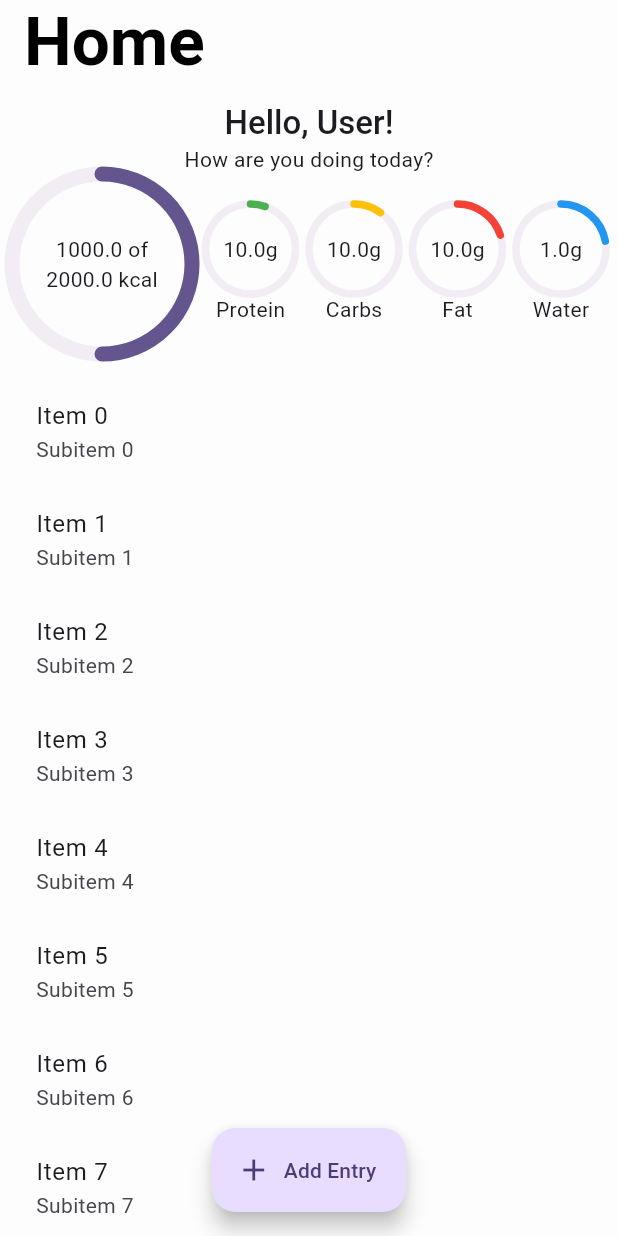
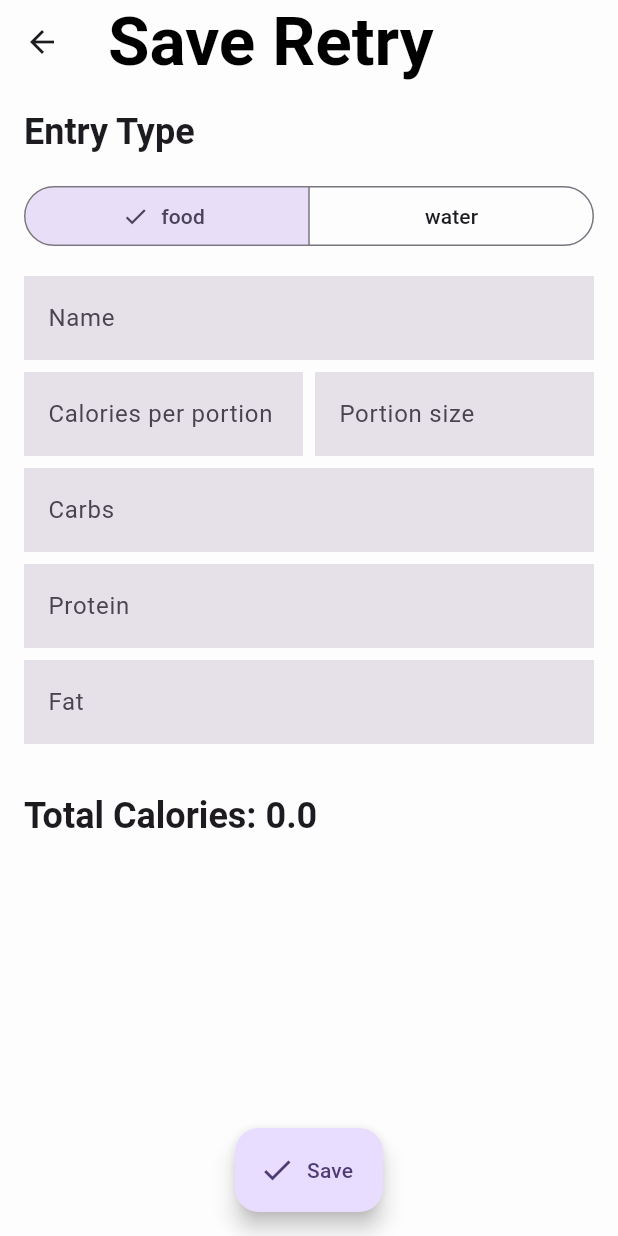
Before and after one commit to PedroSchwarz/tea_challenge, a Flutter app: the screen it shows after launch, after a tap on "Add Entry", on a phone screen of 412 x 824 dp. Run offline on Flutter 3.47's test engine with Material 3 defaults, Android fonts, the phone set to English and light mode, and no system bars; our stand-ins replace drift, drift_flutter, flutter_secure_storage, freezed_annotation, gap, get_it and 4 more; accounts and stored records are empty; generated files the repository leaves out were written again; statements that could not run were skipped.

Commit message:
Create entry form screen for water and food types with validation

```diff
--- a/lib/app/dependencies/locator.dart
+++ b/lib/app/dependencies/locator.dart
@@ -55,8 +55,14 @@ class MainLocator extends BaseServiceLocator {
     getIt.registerSingleton<FoodLocalDataSource>(FoodLocalDataSourceImpl(manager: getIt<FoodRecordManager>()));
     getIt.registerSingleton<WaterLocalDataSource>(WaterLocalDataSourceImpl(manager: getIt<WaterRecordManager>()));
     getIt.registerSingleton<FoodRecordRepository>(FoodRecordRepository(foodLocalDataSource: getIt<FoodLocalDataSource>()));
+    getIt.registerSingleton<WaterRecordRepository>(WaterRecordRepository(waterLocalDataSource: getIt<WaterLocalDataSource>()));
     getIt.registerFactory<HomeViewModel>(
       () => HomeViewModel(foodRecordRepository: getIt<FoodRecordRepository>(), userRepository: getIt<UserRepository>()),
     );
+
+    /// Entries Dependencies
+    getIt.registerFactory<CreateEntryViewModel>(
+      () => CreateEntryViewModel(foodRecordRepository: getIt<FoodRecordRepository>(), waterRecordRepository: getIt<WaterRecordRepository>()),
+    );
   }
 }
--- a/lib/app/theming/app_theme.dart
+++ b/lib/app/theming/app_theme.dart
@@ -19,6 +19,11 @@ class AppTheme {
       titleTextStyle: AppTypography.defaultTextTheme.displayMedium?.copyWith(color: Colors.black),
       backgroundColor: lightBackgroundColor,
     ),
+    inputDecorationTheme: const InputDecorationTheme(
+      border: InputBorder.none,
+      focusedBorder: OutlineInputBorder(borderSide: BorderSide(color: primaryPurple)),
+      filled: true,
+    ),
   );
 
   static final ThemeData darkTheme = ThemeData(
@@ -32,5 +37,10 @@ class AppTheme {
       titleTextStyle: AppTypography.defaultTextTheme.displayMedium?.copyWith(color: Colors.white),
       backgroundColor: darkBackgroundColor,
     ),
+    inputDecorationTheme: const InputDecorationTheme(
+      border: InputBorder.none,
+      focusedBorder: OutlineInputBorder(borderSide: BorderSide(color: primaryPurpleLight)),
+      filled: true,
+    ),
   );
 }
--- a/lib/app/ui/navigation.dart
+++ b/lib/app/ui/navigation.dart
@@ -1,6 +1,7 @@
 import 'package:flutter/material.dart';
 import 'package:go_router/go_router.dart';
 import 'package:provider/provider.dart';
+import 'package:tea_challenge/features/entries/entries.dart';
 import 'package:tea_challenge/features/home/home.dart';
 
 final GlobalKey<NavigatorState> navigatorKey = GlobalKey<NavigatorState>();
@@ -19,10 +20,10 @@ GoRouter createRouter() {
         },
         routes: [
           GoRoute(
-            path: '/details',
-            name: 'details',
+            path: '/${CreateRetryScreen.routeName}',
+            name: CreateRetryScreen.routeName,
             builder: (context, state) {
-              return const SizedBox();
+              return const CreateRetryScreen();
             },
           ),
         ],
--- a/lib/features/entries/entries.dart
+++ b/lib/features/entries/entries.dart
@@ -4,5 +4,8 @@ export 'data/models/food_progress.dart';
 export 'data/models/food_record.dart';
 export 'data/models/water_record.dart';
 export 'data/repositories/food_record_repository.dart';
+export 'data/repositories/water_record_repository.dart';
 export 'data/tables/food_record_entry.dart';
 export 'data/tables/water_record_entry.dart';
+export 'ui/view_models/create_entry_view_model.dart';
+export 'ui/views/create_entry_screen.dart';
--- /dev/null
+++ b/lib/features/entries/ui/view_models/create_entry_view_model.dart
@@ -0,0 +1,208 @@
+import 'package:flutter/foundation.dart';
+import 'package:logging/logging.dart';
+import 'package:tea_challenge/features/entries/data/models/food_record.dart';
+import 'package:tea_challenge/features/entries/data/models/water_record.dart';
+import 'package:tea_challenge/features/entries/data/repositories/food_record_repository.dart';
+import 'package:tea_challenge/features/entries/data/repositories/water_record_repository.dart';
+import 'package:tea_challenge/features/entries/ui/view_models/entry_type.dart';
+
+class CreateEntryViewModel extends ChangeNotifier {
+  CreateEntryViewModel({required this.foodRecordRepository, required this.waterRecordRepository});
+
+  @visibleForTesting
+  final FoodRecordRepository foodRecordRepository;
+
+  @visibleForTesting
+  final WaterRecordRepository waterRecordRepository;
+
+  final Logger _logger = Logger('CreateEntryViewModel');
+
+  // Form state
+  EntryType _selectedType = EntryType.food;
+  WaterQuantity _selectedQuantity = WaterQuantity.halfLiter;
+  bool _isLoading = false;
+  bool _isSaving = false;
+
+  // Food form fields
+  String _name = '';
+  String _caloriesPerPortion = '';
+  String _portionSize = '';
+  String _carbs = '';
+  String _protein = '';
+  String _fat = '';
+
+  // Water form fields
+  String _waterAmount = '';
+
+  // Getters
+  EntryType get selectedType => _selectedType;
+  WaterQuantity get selectedQuantity => _selectedQuantity;
+  bool get isLoading => _isLoading;
+  bool get isSaving => _isSaving;
+
+  // Food form getters
+  String get name => _name;
+  String get caloriesPerPortion => _caloriesPerPortion;
+  String get portionSize => _portionSize;
+  String get carbs => _carbs;
+  String get protein => _protein;
+  String get fat => _fat;
+
+  // Water form getters
+  String get waterAmount => _waterAmount;
+
+  // Computed values
+  double get totalCalories {
+    final calories = double.tryParse(_caloriesPerPortion) ?? 0.0;
+    final portion = double.tryParse(_portionSize) ?? 0.0;
+    return calories * portion;
+  }
+
+  double get selectedWaterAmount {
+    if (_selectedQuantity == WaterQuantity.custom) {
+      return double.tryParse(_waterAmount) ?? 0.0;
+    }
+    return _selectedQuantity.amountInLiters * 1000;
+  }
+
+  // Validation
+  bool get isFoodFormValid {
+    return _name.isNotEmpty &&
+        _caloriesPerPortion.isNotEmpty &&
+        _portionSize.isNotEmpty &&
+        _carbs.isNotEmpty &&
+        _protein.isNotEmpty &&
+        _fat.isNotEmpty;
+  }
+
+  bool get isWaterFormValid {
+    return _selectedQuantity != WaterQuantity.custom || _waterAmount.isNotEmpty;
+  }
+
+  bool get canSave {
+    return _selectedType == EntryType.food ? isFoodFormValid : isWaterFormValid;
+  }
+
+  // Actions
+  void setSelectedType(String type) {
+    final entryType = EntryType.fromString(type);
+    if (_selectedType != entryType) {
+      _selectedType = entryType;
+      notifyListeners();
+    }
+  }
+
+  void setSelectedQuantity(String quantity) {
+    final waterQuantity = WaterQuantity.fromString(quantity);
+    if (_selectedQuantity != waterQuantity) {
+      _selectedQuantity = waterQuantity;
+      notifyListeners();
+    }
+  }
+
+  void setName(String value) {
+    if (_name != value) {
+      _name = value;
+      notifyListeners();
+    }
+  }
+
+  void setCaloriesPerPortion(String value) {
+    if (_caloriesPerPortion != value) {
+      _caloriesPerPortion = value;
+      notifyListeners();
+    }
+  }
+
+  void setPortionSize(String value) {
+    if (_portionSize != value) {
+      _portionSize = value;
+      notifyListeners();
+    }
+  }
+
+  void setCarbs(String value) {
+    if (_carbs != value) {
+      _carbs = value;
+      notifyListeners();
+    }
+  }
+
+  void setProtein(String value) {
+    if (_protein != value) {
+      _protein = value;
+      notifyListeners();
+    }
+  }
+
+  void setFat(String value) {
+    if (_fat != value) {
+      _fat = value;
+      notifyListeners();
+    }
+  }
+
+  void setWaterAmount(String value) {
+    if (_waterAmount != value) {
+      _waterAmount = value;
+      notifyListeners();
+    }
+  }
+
+  Future<bool> save() async {
+    if (!canSave) return false;
+
+    _isSaving = true;
+    notifyListeners();
+
+    try {
+      if (_selectedType == EntryType.food) {
+        await _saveFoodRecord();
+      } else {
+        await _saveWaterRecord();
+      }
+      return true;
+    } catch (e, s) {
+      _logger.severe('Error saving entry', e, s);
+      return false;
+    } finally {
+      _isSaving = false;
+      notifyListeners();
+    }
+  }
+
+  Future<void> _saveFoodRecord() async {
+    final record = FoodRecord(
+      name: _name,
+      caloriesPerPortion: double.parse(_caloriesPerPortion),
+      portionSize: double.parse(_portionSize),
+      carbs: double.parse(_carbs),
+      protein: double.parse(_protein),
+      fat: double.parse(_fat),
+      createdAt: DateTime.now(),
+    );
+
+    await foodRecordRepository.insertFoodRecord(record);
+  }
+
+  Future<void> _saveWaterRecord() async {
+    final record = WaterRecord(amountInMl: selectedWaterAmount, createdAt: DateTime.now());
+
+    await waterRecordRepository.insertWaterRecord(record);
+  }
+
+  void reset() {
+    _selectedType = EntryType.food;
+    _selectedQuantity = WaterQuantity.halfLiter;
+    _name = '';
+    _caloriesPerPortion = '';
+    _portionSize = '';
+    _carbs = '';
+    _protein = '';
+    _fat = '';
+    _waterAmount = '';
+    _isLoading = false;
+    _isSaving = false;
+    notifyListeners();
+  }
+}
--- /dev/null
+++ b/lib/features/entries/ui/view_models/entry_type.dart
@@ -0,0 +1,33 @@
+enum EntryType {
+  food('food'),
+  water('water');
+
+  const EntryType(this.value);
+  final String value;
+
+  static EntryType fromString(String value) {
+    return EntryType.values.firstWhere((type) => type.value == value, orElse: () => EntryType.food);
+  }
+}
+
+enum WaterQuantity {
+  halfLiter('0.5L', 0.5),
+  oneLiter('1L', 1.0),
+  oneAndHalfLiter('1.5L', 1.5),
+  twoLiters('2L', 2.0),
+  twoAndHalfLiters('2.5L', 2.5),
+  threeLiters('3L', 3.0),
+  custom('Custom', 0.0);
+
+  const WaterQuantity(this.label, this.amountInLiters);
+  final String label;
+  final double amountInLiters;
+
+  static WaterQuantity fromString(String value) {
+    return WaterQuantity.values.firstWhere((quantity) => quantity.label == value, orElse: () => WaterQuantity.halfLiter);
+  }
+
+  // static List<WaterQuantity> get predefinedQuantities {
+  //   return WaterQuantity.values.where((quantity) => quantity != WaterQuantity.custom).toList();
+  // }
+}
--- /dev/null
+++ b/lib/features/entries/ui/views/create_entry_screen.dart
@@ -0,0 +1,164 @@
+import 'package:flutter/material.dart';
+import 'package:gap/gap.dart';
+import 'package:go_router/go_router.dart';
+import 'package:provider/provider.dart';
+import 'package:tea_challenge/app/dependencies/locator.dart';
+import 'package:tea_challenge/app/theming/app_spacing.dart';
+import 'package:tea_challenge/features/entries/ui/view_models/create_entry_view_model.dart';
+import 'package:tea_challenge/features/entries/ui/view_models/entry_type.dart';
+import 'package:tea_challenge/features/entries/ui/views/forms/food_entry_form.dart';
+import 'package:tea_challenge/features/entries/ui/views/forms/water_entry_form.dart';
+
+class CreateRetryScreen extends StatefulWidget {
+  const CreateRetryScreen({super.key});
+
+  static const String routeName = 'create_retry';
+
+  @override
+  CreateRetryScreenState createState() => CreateRetryScreenState();
+}
+
+class CreateRetryScreenState extends State<CreateRetryScreen> {
+  final CreateEntryViewModel _viewModel = getIt<CreateEntryViewModel>();
+
+  final _foodFormKey = GlobalKey<FormState>();
+  final _waterFormKey = GlobalKey<FormState>();
+  final _nameController = TextEditingController();
+  final _caloriesPerPortionController = TextEditingController();
+  final _portionSizeController = TextEditingController();
+  final _carbsController = TextEditingController();
+  final _proteinController = TextEditingController();
+  final _fatController = TextEditingController();
+  final _waterController = TextEditingController();
+
+  @override
+  void initState() {
+    super.initState();
+    _setupControllers();
+  }
+
+  void _setupControllers() {
+    _nameController.addListener(() => _viewModel.setName(_nameController.text));
+    _caloriesPerPortionController.addListener(() => _viewModel.setCaloriesPerPortion(_caloriesPerPortionController.text));
+    _portionSizeController.addListener(() => _viewModel.setPortionSize(_portionSizeController.text));
+    _carbsController.addListener(() => _viewModel.setCarbs(_carbsController.text));
+    _proteinController.addListener(() => _viewModel.setProtein(_proteinController.text));
+    _fatController.addListener(() => _viewModel.setFat(_fatController.text));
+    _waterController.addListener(() => _viewModel.setWaterAmount(_waterController.text));
+  }
+
+  @override
+  void dispose() {
+    _nameController.dispose();
+    _caloriesPerPortionController.dispose();
+    _portionSizeController.dispose();
+    _carbsController.dispose();
+    _proteinController.dispose();
+    _fatController.dispose();
+    _waterController.dispose();
+    _viewModel.dispose();
+    super.dispose();
+  }
+
+  @override
+  Widget build(BuildContext context) {
+    final theme = Theme.of(context);
+
+    return ChangeNotifierProvider.value(
+      value: _viewModel,
+      child: GestureDetector(
+        onTap: () {
+          FocusScope.of(context).unfocus();
+        },
+        child: Scaffold(
+          appBar: AppBar(title: const Text('Save Retry')),
+          body: Column(
+            children: [
+              Expanded(
+                child: SingleChildScrollView(
+                  child: Padding(
+                    padding: const EdgeInsets.all(AppSpacing.md),
+                    child: Column(
+                      crossAxisAlignment: CrossAxisAlignment.stretch,
+                      children: [
+                        Text('Entry Type', style: theme.textTheme.headlineSmall),
+                        const Gap(AppSpacing.md),
+                        Selector<CreateEntryViewModel, EntryType>(
+                          selector: (context, viewModel) => viewModel.selectedType,
+                          builder: (context, selectedType, child) {
+                            return SegmentedButton(
+                              segments:
+                                  EntryType.values.map((type) {
+                                    return ButtonSegment(value: type.value, label: Text(type.value));
+                                  }).toList(),
+                              selected: {selectedType.value},
+                              onSelectionChanged: (value) {
+                                _viewModel.setSelectedType(value.first);
+                              },
+                            );
+                          },
+                        ),
+                        const Gap(AppSpacing.md),
+                        Selector<CreateEntryViewModel, EntryType>(
+                          selector: (context, viewModel) => viewModel.selectedType,
+                          builder: (context, selectedType, child) {
+                            if (selectedType == EntryType.food) {
+                              return FoodEntryForm(
+                                formKey: _foodFormKey,
+                                nameController: _nameController,
+                                caloriesPerPortionController: _caloriesPerPortionController,
+                                portionSizeController: _portionSizeController,
+                                carbsController: _carbsController,
+                                proteinController: _proteinController,
+                                fatController: _fatController,
+                              );
+                            } else {
+                              return WaterEntryForm(
+                                formKey: _waterFormKey,
+                                waterController: _waterController,
+                                onSelectedQuantity: _viewModel.setSelectedQuantity,
+                              );
+                            }
+                          },
+                        ),
+                        const Gap(AppSpacing.xxxl),
+                      ],
+                    ),
+                  ),
+                ),
+              ),
+            ],
+          ),
+          floatingActionButton: Selector<CreateEntryViewModel, bool>(
+            selector: (context, viewModel) => viewModel.canSave,
+            builder: (context, canSave, child) {
+              return Selector<CreateEntryViewModel, bool>(
+                selector: (context, viewModel) => viewModel.isSaving,
+                builder: (context, isSaving, child) {
+                  return FloatingActionButton.extended(
+                    onPressed: canSave && !isSaving ? _saveEntry : _validateForms,
+                    label: const Text('Save'),
+                    icon: const Icon(Icons.check),
+                  );
+                },
+              );
+            },
+          ),
+          floatingActionButtonLocation: FloatingActionButtonLocation.centerFloat,
+        ),
+      ),
+    );
+  }
+
+  void _validateForms() {
+    _foodFormKey.currentState?.validate();
+    _waterFormKey.currentState?.validate();
+  }
+
+  Future<void> _saveEntry() async {
+    final success = await _viewModel.save();
+    if (success && mounted) {
+      context.pop();
+    }
+  }
+}
--- /dev/null
+++ b/lib/features/entries/ui/views/forms/food_entry_form.dart
@@ -0,0 +1,123 @@
+import 'package:flutter/material.dart';
+import 'package:gap/gap.dart';
+import 'package:provider/provider.dart';
+import 'package:tea_challenge/app/theming/app_spacing.dart';
+import 'package:tea_challenge/features/entries/ui/view_models/create_entry_view_model.dart';
+
+class FoodEntryForm extends StatelessWidget {
+  const FoodEntryForm({
+    super.key,
+    required this.formKey,
+    required this.nameController,
+    required this.caloriesPerPortionController,
+    required this.portionSizeController,
+    required this.carbsController,
+    required this.proteinController,
+    required this.fatController,
+  });
+
+  final GlobalKey<FormState> formKey;
+  final TextEditingController nameController;
+  final TextEditingController caloriesPerPortionController;
+  final TextEditingController portionSizeController;
+  final TextEditingController carbsController;
+  final TextEditingController proteinController;
+  final TextEditingController fatController;
+
+  @override
+  Widget build(BuildContext context) {
+    final theme = Theme.of(context);
+
+    return Form(
+      key: formKey,
+      child: Column(
+        crossAxisAlignment: CrossAxisAlignment.stretch,
+        spacing: AppSpacing.sm,
+        children: [
+          TextFormField(
+            controller: nameController,
+            decoration: const InputDecoration(labelText: 'Name'),
+            textCapitalization: TextCapitalization.words,
+            validator: (value) {
+              if (value == null || value.isEmpty) {
+                return 'Name is required';
+              }
+              return null;
+            },
+          ),
+          Row(
+            spacing: AppSpacing.sm,
+            children: [
+              Flexible(
+                child: TextFormField(
+                  controller: caloriesPerPortionController,
+                  decoration: const InputDecoration(labelText: 'Calories per portion'),
+                  keyboardType: const TextInputType.numberWithOptions(decimal: true),
+                  validator: (value) {
+                    if (value == null || value.isEmpty) {
+                      return 'Calories per portion is required';
+                    }
+                    return null;
+                  },
+                ),
+              ),
+              Flexible(
+                child: TextFormField(
+                  controller: portionSizeController,
+                  decoration: const InputDecoration(labelText: 'Portion size'),
+                  keyboardType: const TextInputType.numberWithOptions(decimal: true),
+                  validator: (value) {
+                    if (value == null || value.isEmpty) {
+                      return 'Portion size is required';
+                    }
+                    return null;
+                  },
+                ),
+              ),
+            ],
+          ),
+          TextFormField(
+            controller: carbsController,
+            decoration: const InputDecoration(labelText: 'Carbs'),
+            keyboardType: const TextInputType.numberWithOptions(decimal: true),
+            validator: (value) {
+              if (value == null || value.isEmpty) {
+                return 'Carbs is required';
+              }
+              return null;
+            },
+          ),
+          TextFormField(
+            controller: proteinController,
+            decoration: const InputDecoration(labelText: 'Protein'),
+            keyboardType: const TextInputType.numberWithOptions(decimal: true),
+            validator: (value) {
+              if (value == null || value.isEmpty) {
+                return 'Protein is required';
+              }
+              return null;
+            },
+          ),
+          TextFormField(
+            controller: fatController,
+            decoration: const InputDecoration(labelText: 'Fat'),
+            keyboardType: const TextInputType.numberWithOptions(decimal: true),
+            validator: (value) {
+              if (value == null || value.isEmpty) {
+                return 'Fat is required';
+              }
+              return null;
+            },
+          ),
+          const Gap(AppSpacing.md),
+          Selector<CreateEntryViewModel, double>(
+            selector: (context, viewModel) => viewModel.totalCalories,
+            builder: (context, totalCalories, child) {
+              return Text('Total Calories: $totalCalories', style: theme.textTheme.headlineSmall);
+            },
+          ),
+        ],
+      ),
+    );
+  }
+}
--- a/lib/features/home/ui/views/home_screen.dart
+++ b/lib/features/home/ui/views/home_screen.dart
@@ -1,6 +1,8 @@
 import 'package:flutter/material.dart';
+import 'package:go_router/go_router.dart';
 import 'package:provider/provider.dart';
 import 'package:tea_challenge/app/theming/app_spacing.dart';
+import 'package:tea_challenge/features/entries/entries.dart';
 import 'package:tea_challenge/features/home/ui/view_models/home_view_model.dart';
 
 class HomeScreen extends StatefulWidget {
@@ -24,6 +26,12 @@ class _HomeScreenState extends State<HomeScreen> {
   }
 
   @override
+  void dispose() {
+    widget.viewModel.dispose();
+    super.dispose();
+  }
+
+  @override
   Widget build(BuildContext context) {
     final theme = Theme.of(context);
 
@@ -42,7 +50,7 @@ class _HomeScreenState extends State<HomeScreen> {
       body: Column(
         children: [
           Padding(
-            padding: const EdgeInsets.all(AppSpacing.sm),
+            padding: const EdgeInsets.all(AppSpacing.md),
             child: Column(
               children: [
                 Selector<HomeViewModel, String>(
@@ -210,7 +218,7 @@ class _HomeScreenState extends State<HomeScreen> {
         ],
       ),
       floatingActionButton: FloatingActionButton.extended(
-        onPressed: () => widget.viewModel.load(),
+        onPressed: () => context.goNamed(CreateRetryScreen.routeName),
         label: const Text('Add Entry'),
         icon: const Icon(Icons.add),
       ),
```
Also changed, not shown: lib/features/entries/data/repositories/water_record_repository.dart (added, +58 -0 lines), lib/features/entries/ui/views/forms/water_entry_form.dart (added, +67 -0 lines).
